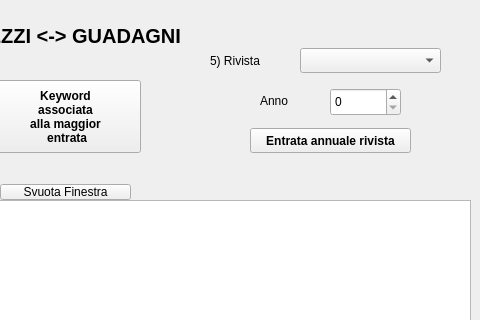
This is Progetto/mainwindow.ui in Fappio97/ProjectPO as Qt 5 draws it before an edit; both pictures show x 320 to 800 and y 0 to 320 of the 800 by 606 pixel window. The edited form follows.
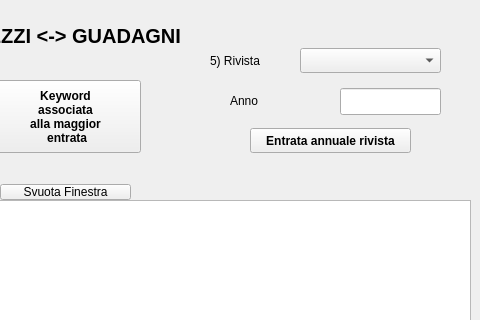
This is the edited form. The open tabs and pages were chosen to show the change.

The edit to the form file:
```diff
--- a/Progetto/mainwindow.ui
+++ b/Progetto/mainwindow.ui
@@ -2057,20 +2057,10 @@
        <string>2) Autore</string>
       </property>
      </widget>
-     <widget class="QSpinBox" name="AnnoInput">
-      <property name="geometry">
-       <rect>
-        <x>650</x>
-        <y>88</y>
-        <width>71</width>
-        <height>28</height>
-       </rect>
-      </property>
-     </widget>
      <widget class="QLabel" name="Anno">
       <property name="geometry">
        <rect>
-        <x>580</x>
+        <x>550</x>
         <y>88</y>
         <width>51</width>
         <height>25</height>
@@ -2080,6 +2070,16 @@
        <string>Anno</string>
       </property>
      </widget>
+     <widget class="QLineEdit" name="AnnoInput">
+      <property name="geometry">
+       <rect>
+        <x>660</x>
+        <y>88</y>
+        <width>101</width>
+        <height>27</height>
+       </rect>
+      </property>
+     </widget>
     </widget>
    </widget>
   </widget>
```
